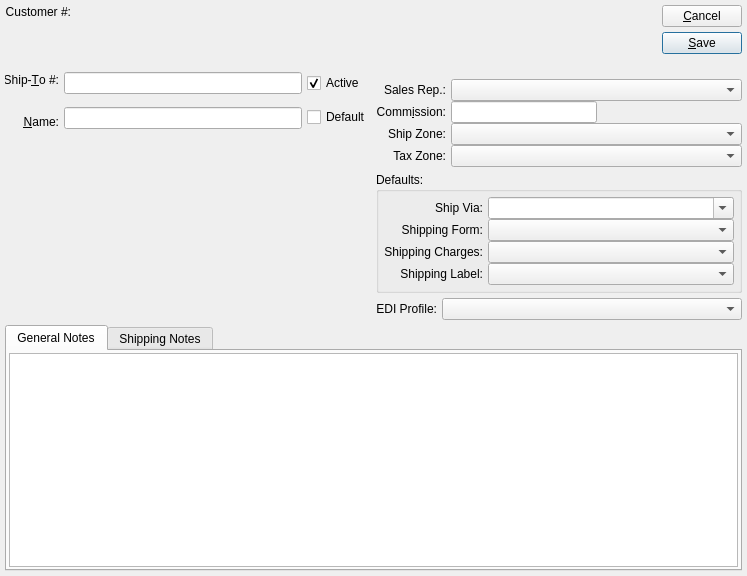
Qt form xtuple/trunk/guiclient/shipTo.ui (WooodHead/xtuple) before a commit.
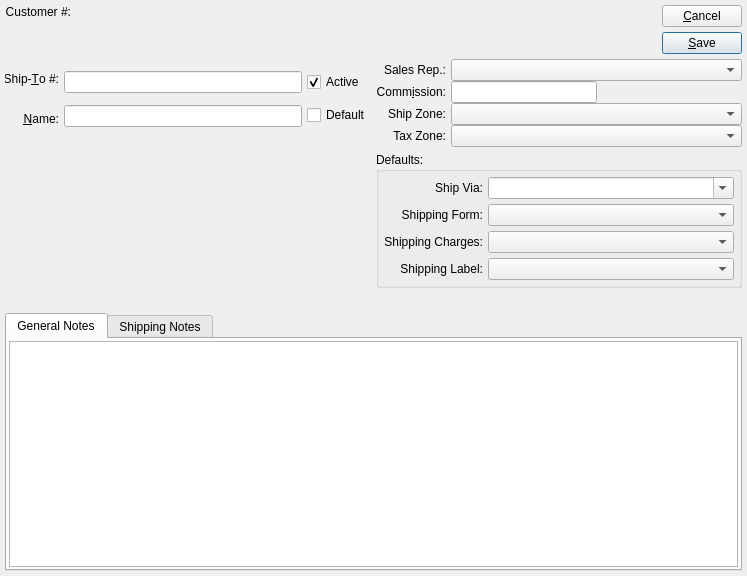
The same form after that commit. Custom widgets are drawn as their Qt base class.

Commit message:
EDI Profiles rewrite initial steps: - improve scripting support for OrderCluster, VirtualCluster, ScriptQuery,   QAction, QMenu, and QSqlRecord - move Sales Order EDI functionality out of the core (invisible to PostBooks)
related to issue #8614, issue #8322, issue #7670

The edit to the form file:
```diff
--- a/xtuple/trunk/guiclient/shipTo.ui
+++ b/xtuple/trunk/guiclient/shipTo.ui
@@ -308,30 +308,11 @@
      </item>
      <item>
       <layout class="QVBoxLayout">
-       <property name="spacing">
-        <number>5</number>
-       </property>
        <item>
         <layout class="QVBoxLayout">
          <property name="spacing">
           <number>0</number>
          </property>
-         <item>
-          <spacer>
-           <property name="orientation">
-            <enum>Qt::Vertical</enum>
-           </property>
-           <property name="sizeType">
-            <enum>QSizePolicy::Preferred</enum>
-           </property>
-           <property name="sizeHint" stdset="0">
-            <size>
-             <width>20</width>
-             <height>20</height>
-            </size>
-           </property>
-          </spacer>
-         </item>
          <item>
           <layout class="QHBoxLayout">
            <property name="spacing">
@@ -470,17 +451,8 @@
           <string>Defaults:</string>
          </property>
          <layout class="QHBoxLayout">
-          <property name="spacing">
-           <number>5</number>
-          </property>
-          <property name="margin">
-           <number>5</number>
-          </property>
           <item>
-           <layout class="QVBoxLayout">
-            <property name="spacing">
-             <number>0</number>
-            </property>
+           <layout class="QVBoxLayout" name="_shippingDefaultsLits">
             <item>
              <widget class="QLabel" name="_shipviaLlit">
               <property name="text">
@@ -524,10 +496,7 @@
            </layout>
           </item>
           <item>
-           <layout class="QVBoxLayout">
-            <property name="spacing">
-             <number>0</number>
-            </property>
+           <layout class="QVBoxLayout" name="_shippingDefaultsData">
             <item>
              <widget class="XComboBox" name="_shipVia">
               <property name="sizePolicy">
@@ -592,31 +561,20 @@
         </widget>
        </item>
        <item>
-        <layout class="QHBoxLayout">
-         <property name="spacing">
-          <number>5</number>
+        <spacer>
+         <property name="orientation">
+          <enum>Qt::Vertical</enum>
          </property>
-         <item>
-          <widget class="QLabel" name="_ediProfileLit">
-           <property name="text">
-            <string>EDI Profile:</string>
-           </property>
-           <property name="alignment">
-            <set>Qt::AlignRight|Qt::AlignTrailing|Qt::AlignVCenter</set>
-           </property>
-          </widget>
-         </item>
-         <item>
-          <widget class="XComboBox" name="_ediProfile">
-           <property name="sizePolicy">
-            <sizepolicy hsizetype="MinimumExpanding" vsizetype="Fixed">
-             <horstretch>0</horstretch>
-             <verstretch>0</verstretch>
-            </sizepolicy>
-           </property>
-          </widget>
-         </item>
-        </layout>
+         <property name="sizeType">
+          <enum>QSizePolicy::Preferred</enum>
+         </property>
+         <property name="sizeHint" stdset="0">
+          <size>
+           <width>20</width>
+           <height>20</height>
+          </size>
+         </property>
+        </spacer>
        </item>
       </layout>
      </item>
```
Left out of the diff: 1 changed line with no effect on the pictures. The commit also changes 45 other files.
